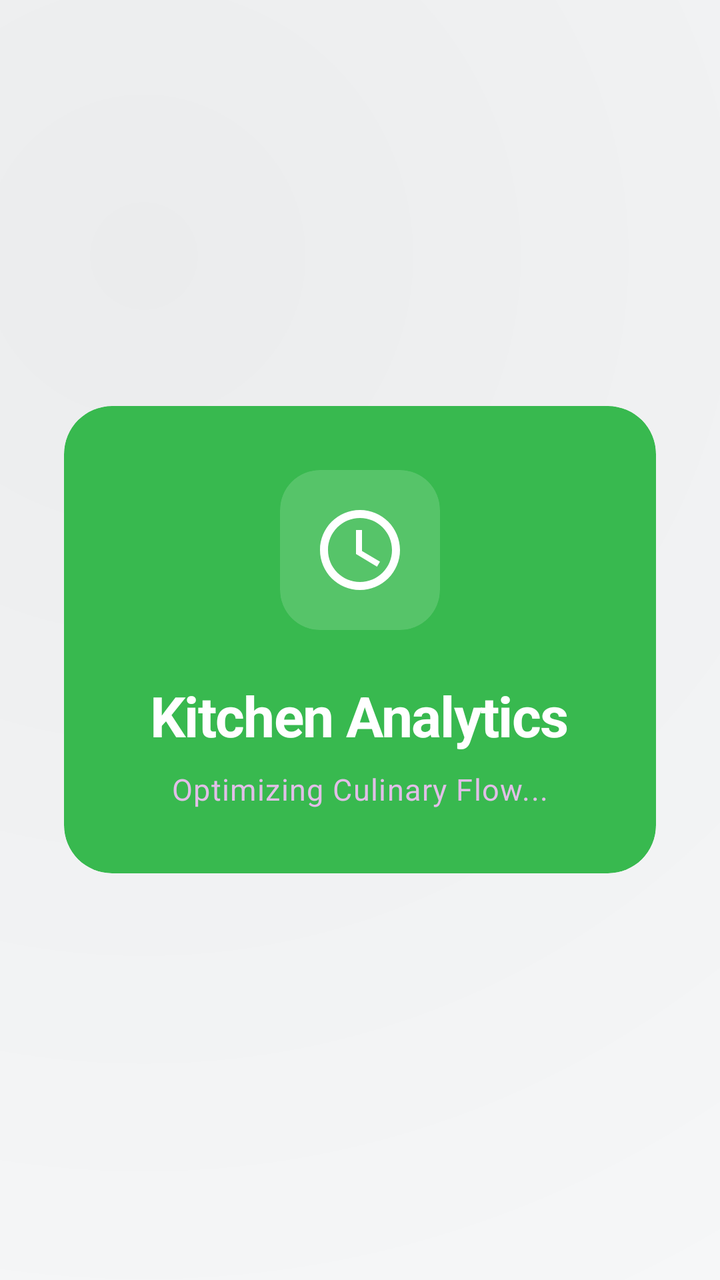
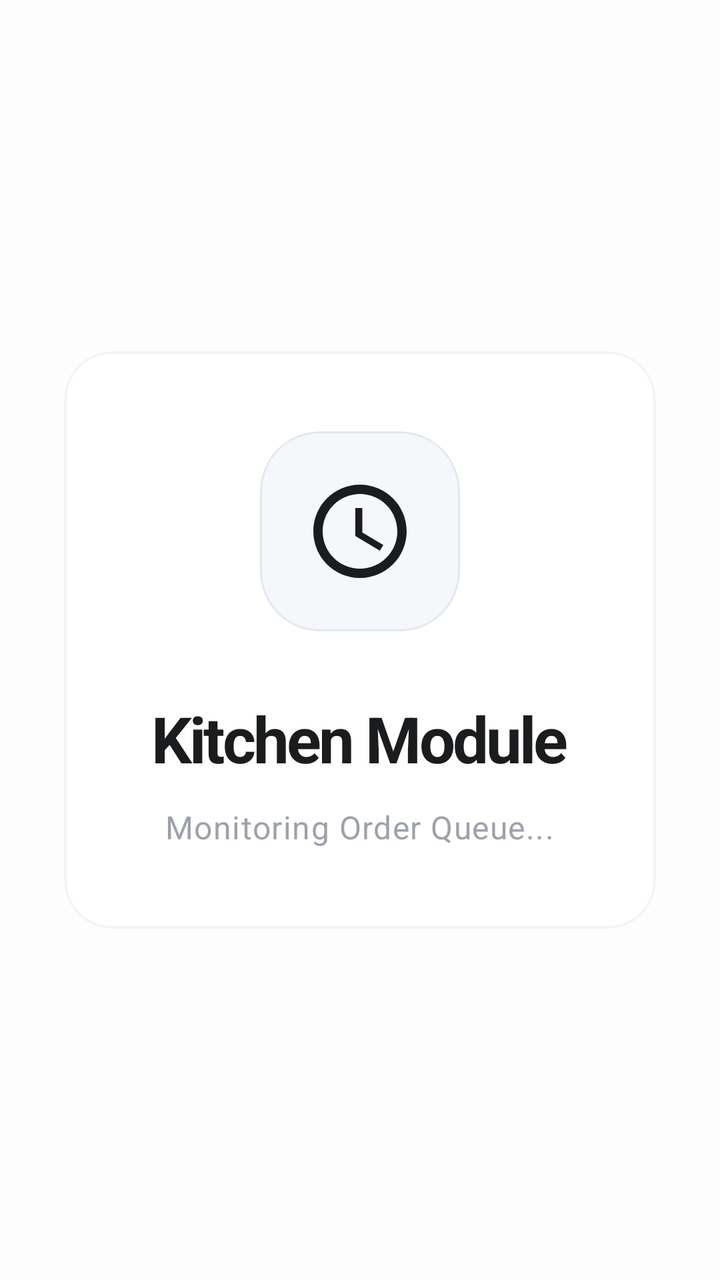

Two renders of the same Android screen: before a commit and after it. Below are the layout's source before the change and the commit's diff.
<!-- AndroidManifest.xml: application theme Theme.KasirAPP -->
<!-- res/layout/activity_dashboard_kitchen.xml -->
<?xml version="1.0" encoding="utf-8"?>
<androidx.coordinatorlayout.widget.CoordinatorLayout
    xmlns:android="http://schemas.android.com/apk/res/android"
    xmlns:app="http://schemas.android.com/apk/res-auto"
    android:id="@+id/main"
    android:layout_width="match_parent"
    android:layout_height="match_parent"
    android:fitsSystemWindows="true"
    android:background="@drawable/bg_liquid_purple_gradient">

    <LinearLayout
        android:layout_width="match_parent"
        android:layout_height="wrap_content"
        android:layout_gravity="center"
        android:padding="32dp"
        android:orientation="vertical">

        <com.google.android.material.card.MaterialCardView
            style="@style/Widget.App.BentoCard"
            android:layout_width="match_parent"
            android:layout_height="wrap_content"
            app:cardBackgroundColor="@color/bento_green"
            app:cardElevation="0dp">

            <LinearLayout
                android:layout_width="match_parent"
                android:layout_height="wrap_content"
                android:orientation="vertical"
                android:padding="32dp"
                android:gravity="center">

                <com.google.android.material.card.MaterialCardView
                    style="@style/Widget.App.Card"
                    android:layout_width="80dp"
                    android:layout_height="80dp"
                    app:cardCornerRadius="20dp"
                    app:cardElevation="0dp"
                    app:cardBackgroundColor="#26FFFFFF">
                    <ImageView
                        android:layout_width="48dp"
                        android:layout_height="48dp"
                        android:layout_gravity="center"
                        android:src="@drawable/ic_access_time"
                        app:tint="@color/white" />
                </com.google.android.material.card.MaterialCardView>

                <TextView
                    style="@style/TextAppearance.Premium.HeadlineLarge"
                    android:layout_width="wrap_content"
                    android:layout_height="wrap_content"
                    android:layout_marginTop="24dp"
                    android:text="Kitchen Analytics"
                    android:textColor="@color/white"
                    android:textStyle="bold" />

                <TextView
                    style="@style/TextAppearance.Premium.BodyLarge"
                    android:layout_width="wrap_content"
                    android:layout_height="wrap_content"
                    android:layout_marginTop="8dp"
                    android:text="Optimizing Culinary Flow..."
                    android:textColor="#E1BEE7" />

            </LinearLayout>
        </com.google.android.material.card.MaterialCardView>

    </LinearLayout>

</androidx.coordinatorlayout.widget.CoordinatorLayout>
<!-- resources referenced by this layout -->
<resources>
  <color name="bento_green">#38B94F</color>
  <!-- drawable bg_liquid_purple_gradient (drawable) -->
  <?xml version="1.0" encoding="utf-8"?>
  <layer-list xmlns:android="http://schemas.android.com/apk/res/android">
      
      <item>
          <shape android:shape="rectangle">
              <solid android:color="?android:attr/windowBackground" />
          </shape>
      </item>
  
      
      <item>
          <shape android:shape="rectangle">
              <gradient
                  android:angle="135"
                  android:centerX="20%"
                  android:centerY="20%"
                  android:endColor="@android:color/transparent"
                  android:gradientRadius="700dp"
                  android:startColor="#0D000000"
                  android:type="radial" />
          </shape>
      </item>
  
      
      <item>
          <shape android:shape="rectangle">
              <gradient
                  android:angle="315"
                  android:centerX="80%"
                  android:centerY="80%"
                  android:endColor="@android:color/transparent"
                  android:gradientRadius="600dp"
                  android:startColor="#05FFFFFF"
                  android:type="radial" />
          </shape>
      </item>
  </layer-list>
  <style name="TextAppearance.Premium.BodyLarge" parent="TextAppearance.Material3.BodyLarge">
          <item name="android:textSize">15sp</item>
          <item name="android:fontFamily">sans-serif</item>
          <item name="android:lineSpacingExtra">3dp</item>
          <item name="android:textColor">?attr/colorOnSurfaceVariant</item>
      </style>
  <style name="TextAppearance.Premium.HeadlineLarge" parent="TextAppearance.Material3.HeadlineLarge">
          <item name="android:textSize">28sp</item>
          <item name="android:fontFamily">sans-serif-medium</item>
          <item name="android:letterSpacing">-0.02</item>
          <item name="android:textColor">?attr/colorOnSurface</item>
      </style>
  <style name="Widget.App.BentoCard" parent="Widget.Material3.CardView.Filled">
          <item name="cardCornerRadius">24dp</item>
          <item name="cardElevation">0dp</item>
          <item name="strokeWidth">0dp</item>
      </style>
  <style name="Widget.App.Card" parent="Widget.Material3.CardView.Filled">
          <item name="cardCornerRadius">24dp</item>
          <item name="cardElevation">0dp</item>
          <item name="strokeWidth">0dp</item>
          <item name="android:background">@drawable/bg_liquid_glass</item>
          <item name="cardBackgroundColor">@android:color/transparent</item>
      </style>
  <color name="on_surface">#202124</color>
  <!-- drawable bg_liquid_glass (drawable) -->
  <?xml version="1.0" encoding="utf-8"?>
  <layer-list xmlns:android="http://schemas.android.com/apk/res/android">
      
      <item>
          <shape android:shape="rectangle">
              <solid android:color="#0D000000" />
              <corners android:radius="24dp" />
          </shape>
      </item>
  
      
      <item android:bottom="1dp" android:left="1dp" android:right="1dp" android:top="1dp">
          <shape android:shape="rectangle">
              <gradient
                  android:angle="135"
                  android:startColor="#26FFFFFF"
                  android:endColor="#0DFFFFFF"
                  android:type="linear" />
              <corners android:radius="24dp" />
          </shape>
      </item>
  
      
      <item>
          <shape android:shape="rectangle">
              <gradient
                  android:centerX="80%"
                  android:centerY="20%"
                  android:gradientRadius="120dp"
                  android:startColor="#1AFFFFFF"
                  android:endColor="@android:color/transparent"
                  android:type="radial" />
              <corners android:radius="24dp" />
          </shape>
      </item>
  
      
      <item>
          <shape android:shape="rectangle">
              <gradient
                  android:centerX="20%"
                  android:centerY="80%"
                  android:gradientRadius="150dp"
                  android:startColor="#0D000000"
                  android:endColor="@android:color/transparent"
                  android:type="radial" />
              <corners android:radius="24dp" />
          </shape>
      </item>
  
      
      <item>
          <shape android:shape="rectangle">
              <solid android:color="@android:color/transparent" />
              <corners android:radius="24dp" />
              <stroke
                  android:width="1.2dp"
                  android:color="#26FFFFFF" />
          </shape>
      </item>
  </layer-list>
  <style name="Base.Theme.KasirAPP" parent="Theme.Material3.Light.NoActionBar">
          
          <item name="colorPrimary">@color/primary</item>
          <item name="colorOnPrimary">@color/on_primary</item>
          <item name="colorPrimaryContainer">@color/primary_container</item>
          <item name="colorOnPrimaryContainer">@color/on_primary_container</item>
  
          <item name="colorSecondary">@color/secondary</item>
          <item name="colorOnSecondary">@color/on_secondary</item>
          <item name="colorSecondaryContainer">@color/secondary_container</item>
          <item name="colorOnSecondaryContainer">@color/on_secondary_container</item>
  
          <item name="android:windowBackground">@color/background</item>
          <item name="colorSurface">@color/surface</item>
          <item name="colorOnSurface">@color/on_surface</item>
          <item name="colorSurfaceVariant">@color/surface_variant</item>
          <item name="colorOnSurfaceVariant">@color/on_surface_variant</item>
          <item name="colorOutline">@color/outline</item>
  
          
          <item name="android:statusBarColor">@android:color/transparent</item>
          <item name="android:windowLightStatusBar">true</item>
          <item name="android:navigationBarColor">@android:color/transparent</item>
          <item name="android:windowLightNavigationBar" tools:targetApi="27">true</item>
  
          
          <item name="materialCardViewStyle">@style/Widget.App.Card</item>
          <item name="materialButtonStyle">@style/Widget.App.Button</item>
          <item name="textInputStyle">@style/Widget.App.TextInputLayout</item>
  
          
          <item name="textAppearanceHeadlineLarge">@style/TextAppearance.Premium.HeadlineLarge</item>
          <item name="textAppearanceTitleLarge">@style/TextAppearance.Premium.TitleLarge</item>
          <item name="textAppearanceBodyLarge">@style/TextAppearance.Premium.BodyLarge</item>
          <item name="textAppearanceLabelLarge">@style/TextAppearance.Premium.LabelLarge</item>
      </style>
  <color name="primary">#202124</color>
  <color name="primary_container">#F5F6FA</color>
  <color name="on_primary_container">#202124</color>
  <color name="secondary">#625B71</color>
  <color name="secondary_container">#F8F9FA</color>
  <color name="on_secondary_container">#202124</color>
  <color name="background">#F8F9FA</color>
  <color name="surface_variant">#EDEDF5</color>
  <color name="on_surface_variant">#202124</color>
  <color name="outline">#CCCCCC</color>
  <style name="Widget.App.Button" parent="Widget.Material3.Button.TonalButton">
          <item name="cornerRadius">16dp</item>
          <item name="android:background">@drawable/bg_liquid_glass</item>
          <item name="android:insetTop">0dp</item>
          <item name="android:insetBottom">0dp</item>
          <item name="android:textColor">?attr/colorOnSurface</item>
      </style>
  <style name="Widget.App.TextInputLayout" parent="Widget.Material3.TextInputLayout.OutlinedBox">
          <item name="boxCornerRadiusTopStart">16dp</item>
          <item name="boxCornerRadiusTopEnd">16dp</item>
          <item name="boxCornerRadiusBottomStart">16dp</item>
          <item name="boxCornerRadiusBottomEnd">16dp</item>
          <item name="boxStrokeColor">?attr/colorOutline</item>
          <item name="boxStrokeWidth">1.2dp</item>
          <item name="boxStrokeWidthFocused">2dp</item>
          <item name="android:textColorHint">?attr/colorOnSurfaceVariant</item>
      </style>
  <style name="TextAppearance.Premium.TitleLarge" parent="TextAppearance.Material3.TitleLarge">
          <item name="android:textSize">20sp</item>
          <item name="android:fontFamily">sans-serif-medium</item>
          <item name="android:textColor">?attr/colorOnSurface</item>
      </style>
  <style name="TextAppearance.Premium.LabelLarge" parent="TextAppearance.Material3.LabelLarge">
          <item name="android:textSize">14sp</item>
          <item name="android:fontFamily">sans-serif-medium</item>
          <item name="android:letterSpacing">0.02</item>
          <item name="android:textColor">?attr/colorSecondary</item>
      </style>
  <!-- unchanged entries left out for length: 6 -->
</resources>

<!-- the commit's change to res/layout/activity_dashboard_kitchen.xml (unified diff, before → after) -->
@@ -2,11 +2,9 @@
 <androidx.coordinatorlayout.widget.CoordinatorLayout
     xmlns:android="http://schemas.android.com/apk/res/android"
     xmlns:app="http://schemas.android.com/apk/res-auto"
-    android:id="@+id/main"
     android:layout_width="match_parent"
     android:layout_height="match_parent"
-    android:fitsSystemWindows="true"
-    android:background="@drawable/bg_liquid_purple_gradient">
+    android:background="@color/background">
 
     <LinearLayout
         android:layout_width="match_parent"
@@ -16,50 +14,46 @@
         android:orientation="vertical">
 
         <com.google.android.material.card.MaterialCardView
-            style="@style/Widget.App.BentoCard"
+            style="@style/Widget.App.Card.Solid"
             android:layout_width="match_parent"
-            android:layout_height="wrap_content"
-            app:cardBackgroundColor="@color/bento_green"
-            app:cardElevation="0dp">
+            android:layout_height="wrap_content">
 
             <LinearLayout
                 android:layout_width="match_parent"
                 android:layout_height="wrap_content"
                 android:orientation="vertical"
-                android:padding="32dp"
+                android:padding="40dp"
                 android:gravity="center">
 
                 <com.google.android.material.card.MaterialCardView
-                    style="@style/Widget.App.Card"
-                    android:layout_width="80dp"
-                    android:layout_height="80dp"
-                    app:cardCornerRadius="20dp"
+                    android:layout_width="100dp"
+                    android:layout_height="100dp"
+                    app:cardCornerRadius="30dp"
                     app:cardElevation="0dp"
-                    app:cardBackgroundColor="#26FFFFFF">
+                    app:cardBackgroundColor="@color/surface_variant">
                     <ImageView
-                        android:layout_width="48dp"
-                        android:layout_height="48dp"
+                        android:layout_width="56dp"
+                        android:layout_height="56dp"
                         android:layout_gravity="center"
                         android:src="@drawable/ic_access_time"
-                        app:tint="@color/white" />
+                        app:tint="@color/primary" />
                 </com.google.android.material.card.MaterialCardView>
 
                 <TextView
-                    style="@style/TextAppearance.Premium.HeadlineLarge"
+                    style="@style/TextAppearance.App.HeadlineLarge"
                     android:layout_width="wrap_content"
                     android:layout_height="wrap_content"
-                    android:layout_marginTop="24dp"
-                    android:text="Kitchen Analytics"
-                    android:textColor="@color/white"
+                    android:layout_marginTop="32dp"
+                    android:text="Kitchen Module"
                     android:textStyle="bold" />
 
                 <TextView
-                    style="@style/TextAppearance.Premium.BodyLarge"
+                    style="@style/TextAppearance.App.BodyLarge"
                     android:layout_width="wrap_content"
                     android:layout_height="wrap_content"
-                    android:layout_marginTop="8dp"
-                    android:text="Optimizing Culinary Flow..."
-                    android:textColor="#E1BEE7" />
+                    android:layout_marginTop="12dp"
+                    android:text="Monitoring Order Queue..."
+                    android:alpha="0.6" />
 
             </LinearLayout>
         </com.google.android.material.card.MaterialCardView>
<!-- resource entries referenced after the edit -->
@@ -1,117 +1,39 @@
 <!-- resources referenced by this layout -->
 <resources>
-  <color name="bento_green">#38B94F</color>
-  <!-- drawable bg_liquid_purple_gradient (drawable) -->
-  <?xml version="1.0" encoding="utf-8"?>
-  <layer-list xmlns:android="http://schemas.android.com/apk/res/android">
-      
-      <item>
-          <shape android:shape="rectangle">
-              <solid android:color="?android:attr/windowBackground" />
-          </shape>
-      </item>
-  
-      
-      <item>
-          <shape android:shape="rectangle">
-              <gradient
-                  android:angle="135"
-                  android:centerX="20%"
-                  android:centerY="20%"
-                  android:endColor="@android:color/transparent"
-                  android:gradientRadius="700dp"
-                  android:startColor="#0D000000"
-                  android:type="radial" />
-          </shape>
-      </item>
-  
-      
-      <item>
-          <shape android:shape="rectangle">
-              <gradient
-                  android:angle="315"
-                  android:centerX="80%"
-                  android:centerY="80%"
-                  android:endColor="@android:color/transparent"
-                  android:gradientRadius="600dp"
-                  android:startColor="#05FFFFFF"
-                  android:type="radial" />
-          </shape>
-      </item>
-  </layer-list>
-  <style name="TextAppearance.Premium.BodyLarge" parent="TextAppearance.Material3.BodyLarge">
-          <item name="android:textSize">15sp</item>
-          <item name="android:fontFamily">sans-serif</item>
-          <item name="android:lineSpacingExtra">3dp</item>
-          <item name="android:textColor">?attr/colorOnSurfaceVariant</item>
-      </style>
-  <style name="TextAppearance.Premium.HeadlineLarge" parent="TextAppearance.Material3.HeadlineLarge">
-          <item name="android:textSize">28sp</item>
-          <item name="android:fontFamily">sans-serif-medium</item>
-          <item name="android:letterSpacing">-0.02</item>
-          <item name="android:textColor">?attr/colorOnSurface</item>
-      </style>
-  <style name="Widget.App.BentoCard" parent="Widget.Material3.CardView.Filled">
-          <item name="cardCornerRadius">24dp</item>
+  <style name="Widget.App.Card" parent="Widget.Material3.CardView.Filled">
+          <item name="cardCornerRadius">28dp</item>
           <item name="cardElevation">0dp</item>
-          <item name="strokeWidth">0dp</item>
-      </style>
-  <style name="Widget.App.Card" parent="Widget.Material3.CardView.Filled">
-          <item name="cardCornerRadius">24dp</item>
-          <item name="cardElevation">0dp</item>
-          <item name="strokeWidth">0dp</item>
+          <item name="strokeWidth">1dp</item>
+          <item name="strokeColor">@color/outline</item>
           <item name="android:background">@drawable/bg_liquid_glass</item>
           <item name="cardBackgroundColor">@android:color/transparent</item>
+          <item name="android:clickable">true</item>
+          <item name="android:focusable">true</item>
+          <item name="android:foreground">?attr/selectableItemBackground</item>
+          <item name="rippleColor">#1A000000</item>
       </style>
-  <color name="on_surface">#202124</color>
+  <style name="Widget.App.Button.Primary" parent="Widget.App.Button">
+          <item name="backgroundTint">@color/primary</item>
+          <item name="android:textColor">@color/white</item>
+          <item name="rippleColor">#33FFFFFF</item>
+      </style>
+  <color name="on_surface">#1A1C1E</color>
   <!-- drawable bg_liquid_glass (drawable) -->
   <?xml version="1.0" encoding="utf-8"?>
   <layer-list xmlns:android="http://schemas.android.com/apk/res/android">
       
       <item>
           <shape android:shape="rectangle">
-              <solid android:color="#0D000000" />
-              <corners android:radius="24dp" />
+              <solid android:color="#08000000" />
+              <corners android:radius="28dp" />
           </shape>
       </item>
   
       
-      <item android:bottom="1dp" android:left="1dp" android:right="1dp" android:top="1dp">
+      <item android:bottom="0.5dp" android:left="0.5dp" android:right="0.5dp" android:top="0.5dp">
           <shape android:shape="rectangle">
-              <gradient
-                  android:angle="135"
-                  android:startColor="#26FFFFFF"
-                  android:endColor="#0DFFFFFF"
-                  android:type="linear" />
-              <corners android:radius="24dp" />
-          </shape>
-      </item>
-  
-      
-      <item>
-          <shape android:shape="rectangle">
-              <gradient
-                  android:centerX="80%"
-                  android:centerY="20%"
-                  android:gradientRadius="120dp"
-                  android:startColor="#1AFFFFFF"
-                  android:endColor="@android:color/transparent"
-                  android:type="radial" />
-              <corners android:radius="24dp" />
-          </shape>
-      </item>
-  
-      
-      <item>
-          <shape android:shape="rectangle">
-              <gradient
-                  android:centerX="20%"
-                  android:centerY="80%"
-                  android:gradientRadius="150dp"
-                  android:startColor="#0D000000"
-                  android:endColor="@android:color/transparent"
-                  android:type="radial" />
-              <corners android:radius="24dp" />
+              <solid android:color="#FFFFFF" />
+              <corners android:radius="28dp" />
           </shape>
       </item>
   
@@ -119,10 +41,10 @@
       <item>
           <shape android:shape="rectangle">
               <solid android:color="@android:color/transparent" />
-              <corners android:radius="24dp" />
+              <corners android:radius="28dp" />
               <stroke
-                  android:width="1.2dp"
-                  android:color="#26FFFFFF" />
+                  android:width="1dp"
+                  android:color="#E2E8F0" />
           </shape>
       </item>
   </layer-list>
@@ -144,6 +66,7 @@
           <item name="colorSurfaceVariant">@color/surface_variant</item>
           <item name="colorOnSurfaceVariant">@color/on_surface_variant</item>
           <item name="colorOutline">@color/outline</item>
+          <item name="colorError">@color/error</item>
   
           
           <item name="android:statusBarColor">@android:color/transparent</item>
@@ -153,52 +76,80 @@
   
           
           <item name="materialCardViewStyle">@style/Widget.App.Card</item>
-          <item name="materialButtonStyle">@style/Widget.App.Button</item>
+          <item name="materialButtonStyle">@style/Widget.App.Button.Primary</item>
           <item name="textInputStyle">@style/Widget.App.TextInputLayout</item>
   
           
-          <item name="textAppearanceHeadlineLarge">@style/TextAppearance.Premium.HeadlineLarge</item>
-          <item name="textAppearanceTitleLarge">@style/TextAppearance.Premium.TitleLarge</item>
-          <item name="textAppearanceBodyLarge">@style/TextAppearance.Premium.BodyLarge</item>
-          <item name="textAppearanceLabelLarge">@style/TextAppearance.Premium.LabelLarge</item>
+          <item name="textAppearanceHeadlineLarge">@style/TextAppearance.App.HeadlineLarge</item>
+          <item name="textAppearanceTitleLarge">@style/TextAppearance.App.TitleLarge</item>
+          <item name="textAppearanceBodyLarge">@style/TextAppearance.App.BodyLarge</item>
+          <item name="textAppearanceLabelLarge">@style/TextAppearance.App.LabelLarge</item>
       </style>
-  <color name="primary">#202124</color>
-  <color name="primary_container">#F5F6FA</color>
-  <color name="on_primary_container">#202124</color>
-  <color name="secondary">#625B71</color>
-  <color name="secondary_container">#F8F9FA</color>
-  <color name="on_secondary_container">#202124</color>
-  <color name="background">#F8F9FA</color>
-  <color name="surface_variant">#EDEDF5</color>
-  <color name="on_surface_variant">#202124</color>
-  <color name="outline">#CCCCCC</color>
-  <style name="Widget.App.Button" parent="Widget.Material3.Button.TonalButton">
-          <item name="cornerRadius">16dp</item>
-          <item name="android:background">@drawable/bg_liquid_glass</item>
+  <color name="primary">#1A1C1E</color>
+  <color name="primary_container">#F1F3F7</color>
+  <color name="on_primary_container">#1A1C1E</color>
+  <color name="secondary">#5C6270</color>
+  <color name="outline_variant">#F1F5F9</color>
+  <color name="secondary_container">#F8F9FB</color>
+  <color name="on_secondary_container">#1A1C1E</color>
+  <color name="background">#FDFDFD</color>
+  <color name="surface_variant">#F5F7FA</color>
+  <style name="TextAppearance.App.BodyLarge" parent="TextAppearance.Material3.BodyLarge">
+          <item name="android:textSize">16sp</item>
+          <item name="android:fontFamily">sans-serif</item>
+          <item name="android:lineSpacingExtra">4dp</item>
+          <item name="android:textColor">@color/secondary</item>
+      </style>
+  <style name="TextAppearance.App.HeadlineLarge" parent="TextAppearance.Material3.HeadlineLarge">
+          <item name="android:textSize">32sp</item>
+          <item name="android:fontFamily">sans-serif-black</item>
+          <item name="android:letterSpacing">-0.04</item>
+          <item name="android:textColor">@color/primary</item>
+      </style>
+  <style name="Widget.App.Card.Solid" parent="Widget.Material3.CardView.Filled">
+          <item name="cardCornerRadius">24dp</item>
+          <item name="cardElevation">0dp</item>
+          <item name="cardBackgroundColor">@color/surface</item>
+          <item name="strokeColor">@color/outline_variant</item>
+          <item name="strokeWidth">1.2dp</item>
+          <item name="android:clickable">true</item>
+          <item name="android:focusable">true</item>
+          <item name="android:foreground">?attr/selectableItemBackground</item>
+      </style>
+  <color name="on_surface_variant">#5C6270</color>
+  <color name="outline">#E2E8F0</color>
+  <color name="error">#DC2626</color>
+  <style name="Widget.App.Button" parent="Widget.Material3.Button">
+          <item name="cornerRadius">20dp</item>
           <item name="android:insetTop">0dp</item>
           <item name="android:insetBottom">0dp</item>
-          <item name="android:textColor">?attr/colorOnSurface</item>
+          <item name="android:textAllCaps">false</item>
+          <item name="android:textStyle">bold</item>
+          <item name="android:letterSpacing">0.01</item>
+          <item name="android:minHeight">60dp</item>
       </style>
   <style name="Widget.App.TextInputLayout" parent="Widget.Material3.TextInputLayout.OutlinedBox">
-          <item name="boxCornerRadiusTopStart">16dp</item>
-          <item name="boxCornerRadiusTopEnd">16dp</item>
-          <item name="boxCornerRadiusBottomStart">16dp</item>
-          <item name="boxCornerRadiusBottomEnd">16dp</item>
-          <item name="boxStrokeColor">?attr/colorOutline</item>
+          <item name="boxCornerRadiusTopStart">18dp</item>
+          <item name="boxCornerRadiusTopEnd">18dp</item>
+          <item name="boxCornerRadiusBottomStart">18dp</item>
+          <item name="boxCornerRadiusBottomEnd">18dp</item>
+          <item name="boxStrokeColor">@color/outline</item>
           <item name="boxStrokeWidth">1.2dp</item>
           <item name="boxStrokeWidthFocused">2dp</item>
-          <item name="android:textColorHint">?attr/colorOnSurfaceVariant</item>
+          <item name="android:textColorHint">@color/secondary</item>
+          <item name="hintTextColor">@color/primary</item>
       </style>
-  <style name="TextAppearance.Premium.TitleLarge" parent="TextAppearance.Material3.TitleLarge">
-          <item name="android:textSize">20sp</item>
+  <style name="TextAppearance.App.TitleLarge" parent="TextAppearance.Material3.TitleLarge">
+          <item name="android:textSize">22sp</item>
           <item name="android:fontFamily">sans-serif-medium</item>
-          <item name="android:textColor">?attr/colorOnSurface</item>
+          <item name="android:letterSpacing">-0.02</item>
+          <item name="android:textColor">@color/primary</item>
       </style>
-  <style name="TextAppearance.Premium.LabelLarge" parent="TextAppearance.Material3.LabelLarge">
+  <style name="TextAppearance.App.LabelLarge" parent="TextAppearance.Material3.LabelLarge">
           <item name="android:textSize">14sp</item>
           <item name="android:fontFamily">sans-serif-medium</item>
-          <item name="android:letterSpacing">0.02</item>
-          <item name="android:textColor">?attr/colorSecondary</item>
+          <item name="android:letterSpacing">0.05</item>
+          <item name="android:textColor">@color/secondary</item>
       </style>
   <!-- unchanged entries left out for length: 6 -->
 </resources>
